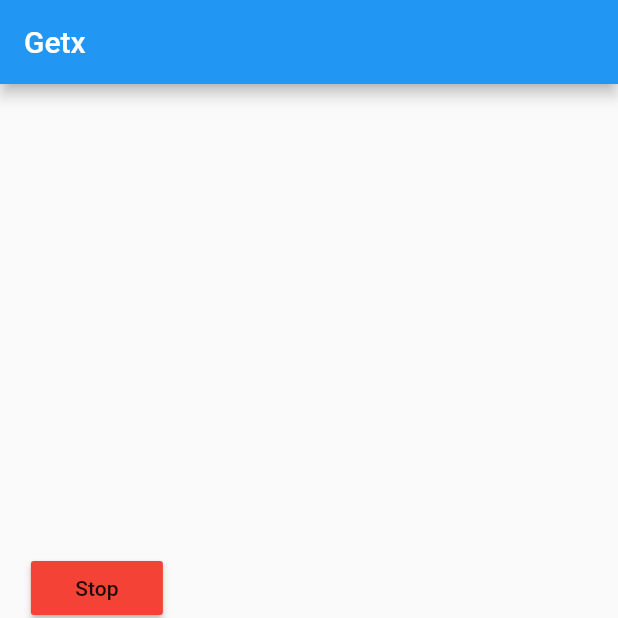
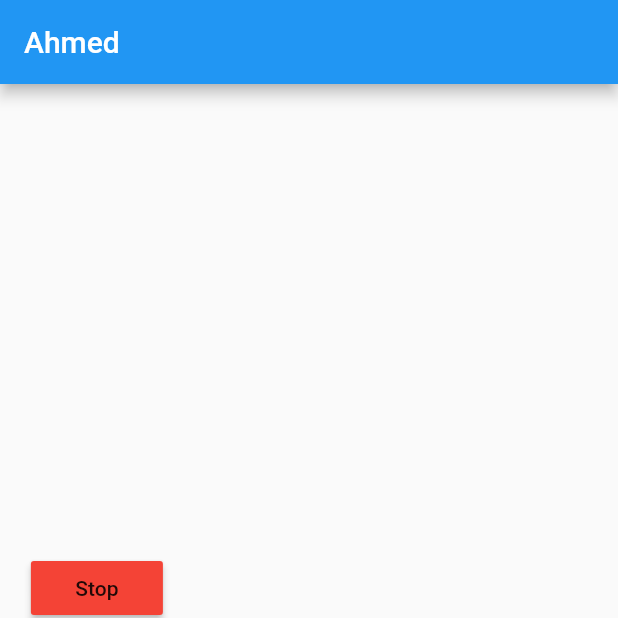
Before and after one commit to abdoshy97/getx, a Flutter app: the screen it shows after launch, on a phone screen of 412 x 824 dp, the top half of it. Run offline on Flutter 3.47's test engine with Material 2 defaults, Android fonts, the phone set to English and light mode, and no system bars; our stand-ins replace get.

Commit message:
Add Ahmed to Title

```diff
--- a/lib/main.dart
+++ b/lib/main.dart
@@ -21,7 +21,7 @@ class _HomeState extends State<Home> {
   @override
   Widget build(BuildContext context) {
     return Scaffold(
-      appBar: AppBar(title: const Text("Getx"),),
+      appBar: AppBar(title: const Text("Ahmed"),),
       body: Column(children: [
         MaterialButton(onPressed: (){Get.off(Stop());},
         color: Colors.red,child: Text("Stop"),),
```
